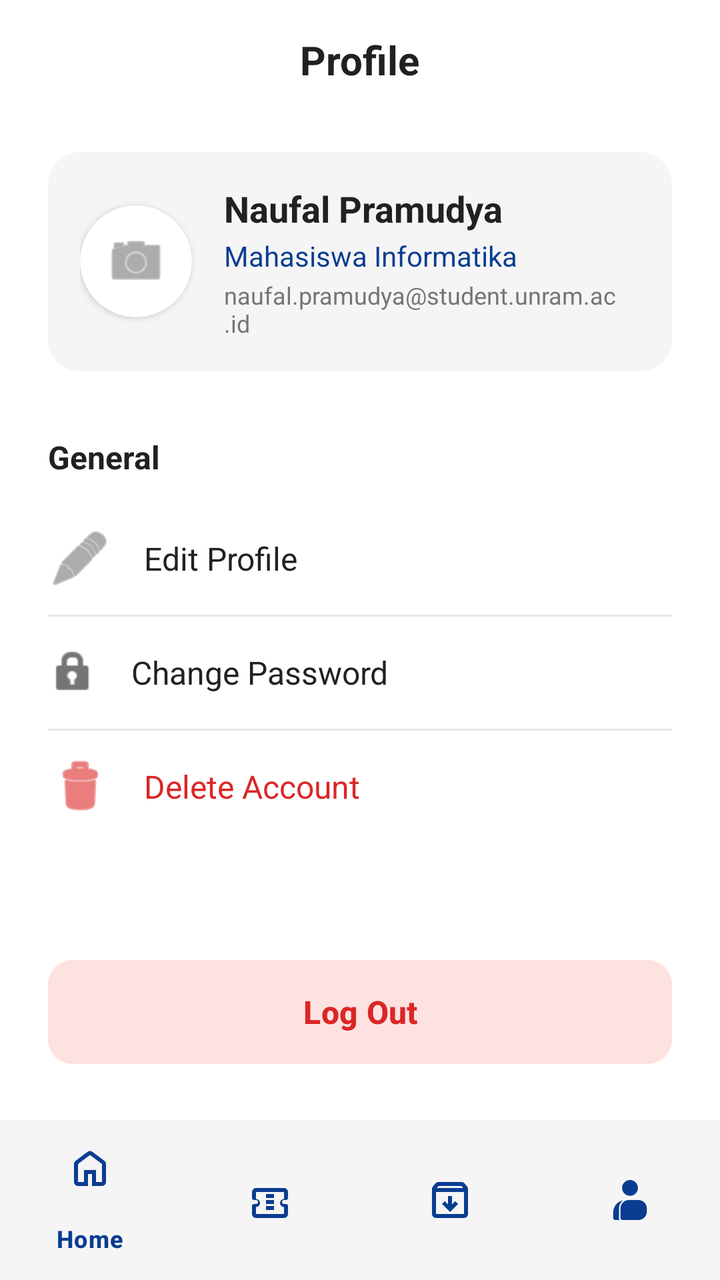
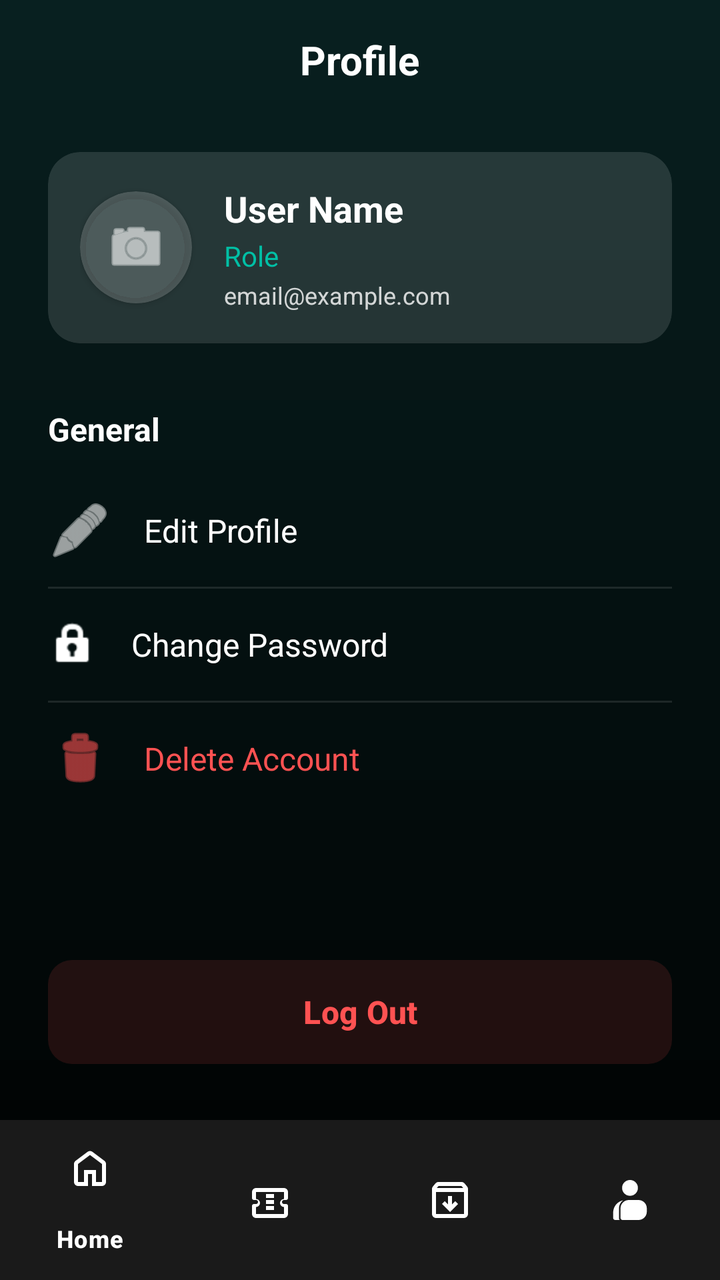

Two renders of the same Android screen: before a commit and after it. Below are the layout's source before the change and the commit's diff.
<!-- AndroidManifest.xml: application theme Theme.CampusConnectProject -->
<!-- res/layout/activity_profile.xml -->
<?xml version="1.0" encoding="utf-8"?>
<androidx.constraintlayout.widget.ConstraintLayout
    android:id="@+id/main"
    xmlns:android="http://schemas.android.com/apk/res/android"
    xmlns:app="http://schemas.android.com/apk/res-auto"
    xmlns:tools="http://schemas.android.com/tools"
    android:layout_width="match_parent"
    android:layout_height="match_parent"
    android:background="@color/bg_utama"
    tools:context=".ui.profile.ProfileActivity">

    
    <RelativeLayout
        android:id="@+id/topBar"
        android:layout_width="match_parent"
        android:layout_height="60dp"
        android:paddingHorizontal="16dp"
        app:layout_constraintTop_toTopOf="parent">

        <TextView
            android:layout_width="wrap_content"
            android:layout_height="wrap_content"
            android:layout_centerInParent="true"
            android:text="Profile"
            android:textColor="@color/teks_utama"
            android:textSize="20sp"
            android:textStyle="bold" />
    </RelativeLayout>

    <androidx.cardview.widget.CardView
        android:id="@+id/cvUserInfo"
        android:layout_width="match_parent"
        android:layout_height="wrap_content"
        android:layout_marginHorizontal="24dp"
        android:layout_marginTop="16dp"
        app:cardBackgroundColor="@color/bg_input"
        app:cardCornerRadius="16dp"
        app:cardElevation="0dp"
        app:layout_constraintTop_toBottomOf="@id/topBar">

        <LinearLayout
            android:layout_width="match_parent"
            android:layout_height="wrap_content"
            android:gravity="center_vertical"
            android:orientation="horizontal"
            android:padding="16dp">

            <androidx.cardview.widget.CardView
                android:layout_width="56dp"
                android:layout_height="56dp"
                app:cardBackgroundColor="@color/bg_utama"
                app:cardCornerRadius="28dp">

                <ImageView
                    android:id="@+id/ivUserAvatar"
                    android:layout_width="match_parent"
                    android:layout_height="match_parent"
                    android:contentDescription="@null"
                    android:padding="12dp"
                    android:src="@android:drawable/ic_menu_camera"
                    app:tint="@color/teks_sekunder" />
            </androidx.cardview.widget.CardView>

            <LinearLayout
                android:layout_width="0dp"
                android:layout_height="wrap_content"
                android:layout_marginStart="16dp"
                android:layout_weight="1"
                android:orientation="vertical">

                <TextView
                    android:id="@+id/tvProfileName"
                    android:layout_width="wrap_content"
                    android:layout_height="wrap_content"
                    android:text="Naufal Pramudya"
                    android:textColor="@color/teks_utama"
                    android:textSize="18sp"
                    android:textStyle="bold" />

                <TextView
                    android:id="@+id/tvProfileRole"
                    android:layout_width="wrap_content"
                    android:layout_height="wrap_content"
                    android:layout_marginTop="2dp"
                    android:text="Mahasiswa Informatika"
                    android:textColor="@color/warna_primer"
                    android:textSize="14sp" />

                <TextView
                    android:id="@+id/tvProfileEmail"
                    android:layout_width="wrap_content"
                    android:layout_height="wrap_content"
                    android:layout_marginTop="2dp"
                    android:text="naufal.pramudya@student.unram.ac.id"
                    android:textColor="@color/teks_sekunder"
                    android:textSize="12sp" />
            </LinearLayout>
        </LinearLayout>
    </androidx.cardview.widget.CardView>

    
    <TextView
        android:id="@+id/tvGeneralLabel"
        android:layout_width="wrap_content"
        android:layout_height="wrap_content"
        android:layout_marginStart="24dp"
        android:layout_marginTop="32dp"
        android:text="General"
        android:textColor="@color/teks_utama"
        android:textSize="16sp"
        android:textStyle="bold"
        app:layout_constraintStart_toStartOf="parent"
        app:layout_constraintTop_toBottomOf="@id/cvUserInfo" />

    
    <LinearLayout
        android:id="@+id/menuContainer"
        android:layout_width="match_parent"
        android:layout_height="wrap_content"
        android:layout_marginTop="12dp"
        android:orientation="vertical"
        app:layout_constraintTop_toBottomOf="@id/tvGeneralLabel">

        
        <TextView
            android:id="@+id/tvEditProfile"
            android:layout_width="match_parent"
            android:layout_height="56dp"
            android:background="?attr/selectableItemBackground"
            android:drawableStart="@android:drawable/ic_menu_edit"
            android:drawablePadding="16dp"
            android:gravity="center_vertical"
            android:paddingHorizontal="24dp"
            android:text="Edit Profile"
            android:textColor="@color/teks_utama"
            android:textSize="16sp"
            app:drawableTint="@color/teks_sekunder" />

        <View
            android:layout_width="match_parent"
            android:layout_height="1dp"
            android:layout_marginHorizontal="24dp"
            android:background="@color/garis_pembatas" />

        
        <TextView
            android:id="@+id/tvChangePassword"
            android:layout_width="match_parent"
            android:layout_height="56dp"
            android:background="?attr/selectableItemBackground"
            android:drawableStart="@android:drawable/ic_lock_idle_lock"
            android:drawablePadding="16dp"
            android:gravity="center_vertical"
            android:paddingHorizontal="24dp"
            android:text="Change Password"
            android:textColor="@color/teks_utama"
            android:textSize="16sp"
            app:drawableTint="@color/teks_sekunder" />

        <View
            android:layout_width="match_parent"
            android:layout_height="1dp"
            android:layout_marginHorizontal="24dp"
            android:background="@color/garis_pembatas" />

        
        <TextView
            android:id="@+id/tvDeleteAccount"
            android:layout_width="match_parent"
            android:layout_height="56dp"
            android:background="?attr/selectableItemBackground"
            android:drawableStart="@android:drawable/ic_menu_delete"
            android:drawablePadding="16dp"
            android:gravity="center_vertical"
            android:paddingHorizontal="24dp"
            android:text="Delete Account"
            android:textColor="@color/teks_tolak"
            android:textSize="16sp"
            app:drawableTint="@color/teks_tolak" />
    </LinearLayout>

    
    <com.google.android.material.button.MaterialButton
        android:id="@+id/btnLogout"
        android:layout_width="match_parent"
        android:layout_height="60dp"
        android:layout_marginHorizontal="24dp"
        android:layout_marginBottom="24dp"
        android:text="Log Out"
        android:textAllCaps="false"
        android:textColor="@color/teks_tolak"
        android:textSize="16sp"
        android:textStyle="bold"
        app:backgroundTint="@color/bg_tolak"
        app:cornerRadius="12dp"
        app:layout_constraintBottom_toTopOf="@id/bottomNavigation" />

    
    <com.google.android.material.bottomnavigation.BottomNavigationView
        android:id="@+id/bottomNavigation"
        android:layout_width="0dp"
        android:layout_height="wrap_content"
        android:background="@color/bg_input"
        app:itemIconTint="@color/warna_primer"
        app:itemTextColor="@color/warna_primer"
        app:layout_constraintBottom_toBottomOf="parent"
        app:layout_constraintEnd_toEndOf="parent"
        app:layout_constraintStart_toStartOf="parent"
        app:menu="@menu/bottom_nav_menu" />

</androidx.constraintlayout.widget.ConstraintLayout>
<!-- resources referenced by this layout -->
<resources>
  <color name="bg_input">#F5F5F5</color>
  <color name="bg_tolak">#FEE2E2</color>
  <color name="bg_utama">#FFFFFF</color>
  <color name="garis_pembatas">#E5E7EB</color>
  <color name="teks_sekunder">#757575</color>
  <color name="teks_tolak">#DC2626</color>
  <color name="teks_utama">#212121</color>
  <color name="warna_primer">#0A3D91</color>
  <style name="Theme.CampusConnectProject" parent="Base.Theme.CampusConnectProject" />
  <style name="Base.Theme.CampusConnectProject" parent="Theme.Material3.DayNight.NoActionBar">
          <item name="android:forceDarkAllowed" tools:targetApi="q">false</item>
      </style>
</resources>

<!-- the commit's change to res/layout/activity_profile.xml (unified diff, before → after) -->
@@ -6,7 +6,7 @@
     xmlns:tools="http://schemas.android.com/tools"
     android:layout_width="match_parent"
     android:layout_height="match_parent"
-    android:background="@color/bg_utama"
+    android:background="@drawable/bg_main_gradient"
     tools:context=".ui.profile.ProfileActivity">
 
     
@@ -22,7 +22,7 @@
             android:layout_height="wrap_content"
             android:layout_centerInParent="true"
             android:text="Profile"
-            android:textColor="@color/teks_utama"
+            android:textColor="@color/white"
             android:textSize="20sp"
             android:textStyle="bold" />
     </RelativeLayout>
@@ -33,7 +33,7 @@
         android:layout_height="wrap_content"
         android:layout_marginHorizontal="24dp"
         android:layout_marginTop="16dp"
-        app:cardBackgroundColor="@color/bg_input"
+        app:cardBackgroundColor="#20FFFFFF"
         app:cardCornerRadius="16dp"
         app:cardElevation="0dp"
         app:layout_constraintTop_toBottomOf="@id/topBar">
@@ -48,7 +48,7 @@
             <androidx.cardview.widget.CardView
                 android:layout_width="56dp"
                 android:layout_height="56dp"
-                app:cardBackgroundColor="@color/bg_utama"
+                app:cardBackgroundColor="#30FFFFFF"
                 app:cardCornerRadius="28dp">
 
                 <ImageView
@@ -58,7 +58,7 @@
                     android:contentDescription="@null"
                     android:padding="12dp"
                     android:src="@android:drawable/ic_menu_camera"
-                    app:tint="@color/teks_sekunder" />
+                    app:tint="@color/white" />
             </androidx.cardview.widget.CardView>
 
             <LinearLayout
@@ -72,8 +72,8 @@
                     android:id="@+id/tvProfileName"
                     android:layout_width="wrap_content"
                     android:layout_height="wrap_content"
-                    android:text="Naufal Pramudya"
-                    android:textColor="@color/teks_utama"
+                    android:text="User Name"
+                    android:textColor="@color/white"
                     android:textSize="18sp"
                     android:textStyle="bold" />
 
@@ -82,7 +82,7 @@
                     android:layout_width="wrap_content"
                     android:layout_height="wrap_content"
                     android:layout_marginTop="2dp"
-                    android:text="Mahasiswa Informatika"
+                    android:text="Role"
                     android:textColor="@color/warna_primer"
                     android:textSize="14sp" />
 
@@ -91,8 +91,8 @@
                     android:layout_width="wrap_content"
                     android:layout_height="wrap_content"
                     android:layout_marginTop="2dp"
-                    android:text="naufal.pramudya@student.unram.ac.id"
-                    android:textColor="@color/teks_sekunder"
+                    android:text="email@example.com"
+                    android:textColor="#CCFFFFFF"
                     android:textSize="12sp" />
             </LinearLayout>
         </LinearLayout>
@@ -106,7 +106,7 @@
         android:layout_marginStart="24dp"
         android:layout_marginTop="32dp"
         android:text="General"
-        android:textColor="@color/teks_utama"
+        android:textColor="@color/white"
         android:textSize="16sp"
         android:textStyle="bold"
         app:layout_constraintStart_toStartOf="parent"
@@ -132,15 +132,15 @@
             android:gravity="center_vertical"
             android:paddingHorizontal="24dp"
             android:text="Edit Profile"
-            android:textColor="@color/teks_utama"
+            android:textColor="@color/white"
             android:textSize="16sp"
-            app:drawableTint="@color/teks_sekunder" />
+            app:drawableTint="@color/white" />
 
         <View
             android:layout_width="match_parent"
             android:layout_height="1dp"
             android:layout_marginHorizontal="24dp"
-            android:background="@color/garis_pembatas" />
+            android:background="#1AFFFFFF" />
 
         
         <TextView
@@ -153,15 +153,15 @@
             android:gravity="center_vertical"
             android:paddingHorizontal="24dp"
             android:text="Change Password"
-            android:textColor="@color/teks_utama"
+            android:textColor="@color/white"
             android:textSize="16sp"
-            app:drawableTint="@color/teks_sekunder" />
+            app:drawableTint="@color/white" />
 
         <View
             android:layout_width="match_parent"
             android:layout_height="1dp"
             android:layout_marginHorizontal="24dp"
-            android:background="@color/garis_pembatas" />
+            android:background="#1AFFFFFF" />
 
         
         <TextView
@@ -174,9 +174,9 @@
             android:gravity="center_vertical"
             android:paddingHorizontal="24dp"
             android:text="Delete Account"
-            android:textColor="@color/teks_tolak"
+            android:textColor="#FF5252"
             android:textSize="16sp"
-            app:drawableTint="@color/teks_tolak" />
+            app:drawableTint="#FF5252" />
     </LinearLayout>
 
     
@@ -188,10 +188,10 @@
         android:layout_marginBottom="24dp"
         android:text="Log Out"
         android:textAllCaps="false"
-        android:textColor="@color/teks_tolak"
+        android:textColor="#FF5252"
         android:textSize="16sp"
         android:textStyle="bold"
-        app:backgroundTint="@color/bg_tolak"
+        app:backgroundTint="#20FF5252"
         app:cornerRadius="12dp"
         app:layout_constraintBottom_toTopOf="@id/bottomNavigation" />
 
@@ -200,9 +200,9 @@
         android:id="@+id/bottomNavigation"
         android:layout_width="0dp"
         android:layout_height="wrap_content"
-        android:background="@color/bg_input"
-        app:itemIconTint="@color/warna_primer"
-        app:itemTextColor="@color/warna_primer"
+        android:background="#1A1A1A"
+        app:itemIconTint="@color/white"
+        app:itemTextColor="@color/white"
         app:layout_constraintBottom_toBottomOf="parent"
         app:layout_constraintEnd_toEndOf="parent"
         app:layout_constraintStart_toStartOf="parent"
<!-- resource entries referenced after the edit -->
@@ -1,15 +1,26 @@
 <!-- resources referenced by this layout -->
 <resources>
-  <color name="bg_input">#F5F5F5</color>
-  <color name="bg_tolak">#FEE2E2</color>
-  <color name="bg_utama">#FFFFFF</color>
-  <color name="garis_pembatas">#E5E7EB</color>
-  <color name="teks_sekunder">#757575</color>
-  <color name="teks_tolak">#DC2626</color>
-  <color name="teks_utama">#212121</color>
-  <color name="warna_primer">#0A3D91</color>
+  <color name="warna_primer">#00BFA5</color>
+  <color name="white">#FFFFFFFF</color>
+  <!-- drawable bg_main_gradient (drawable) -->
+  <?xml version="1.0" encoding="utf-8"?>
+  <shape xmlns:android="http://schemas.android.com/apk/res/android"
+      android:shape="rectangle">
+      <gradient
+          android:angle="270"
+          android:endColor="@color/bg_gradient_end"
+          android:startColor="@color/bg_gradient_start"
+          android:type="linear" />
+  </shape>
   <style name="Theme.CampusConnectProject" parent="Base.Theme.CampusConnectProject" />
+  <color name="bg_gradient_end">#000000</color>
+  <color name="bg_gradient_start">#082020</color>
   <style name="Base.Theme.CampusConnectProject" parent="Theme.Material3.DayNight.NoActionBar">
+          
+          <item name="colorPrimary">@color/warna_primer</item>
+          <item name="android:statusBarColor">@color/bg_gradient_start</item>
+          <item name="android:navigationBarColor">@color/bg_gradient_end</item>
+          <item name="android:windowBackground">@drawable/bg_main_gradient</item>
           <item name="android:forceDarkAllowed" tools:targetApi="q">false</item>
       </style>
 </resources>
